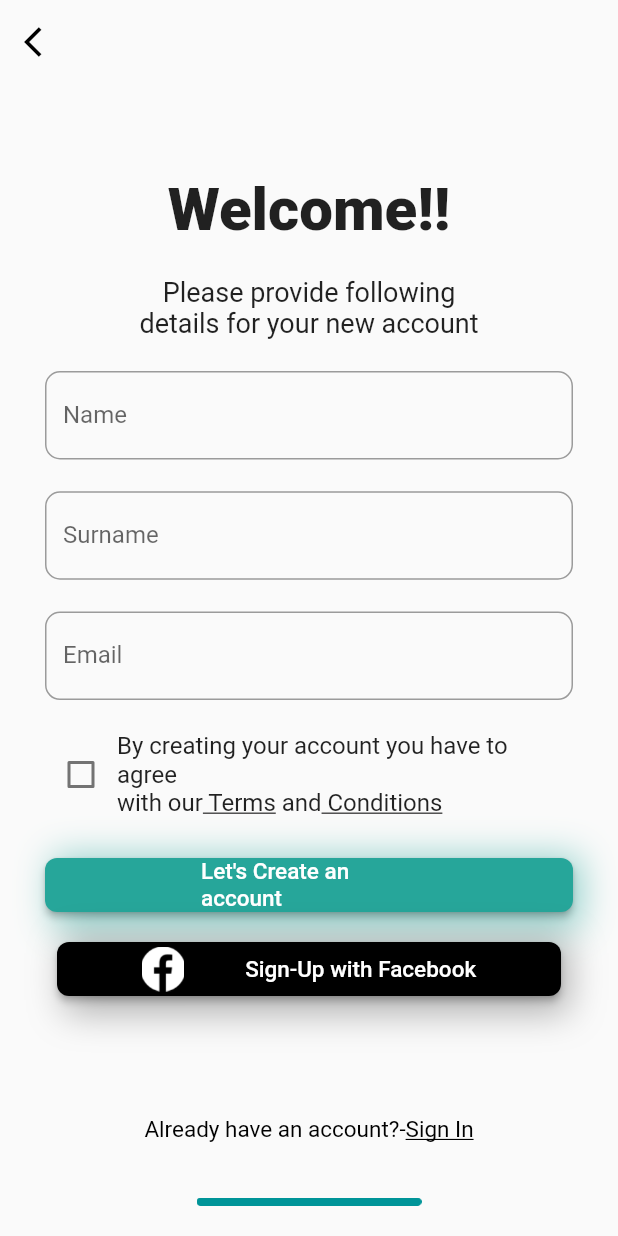
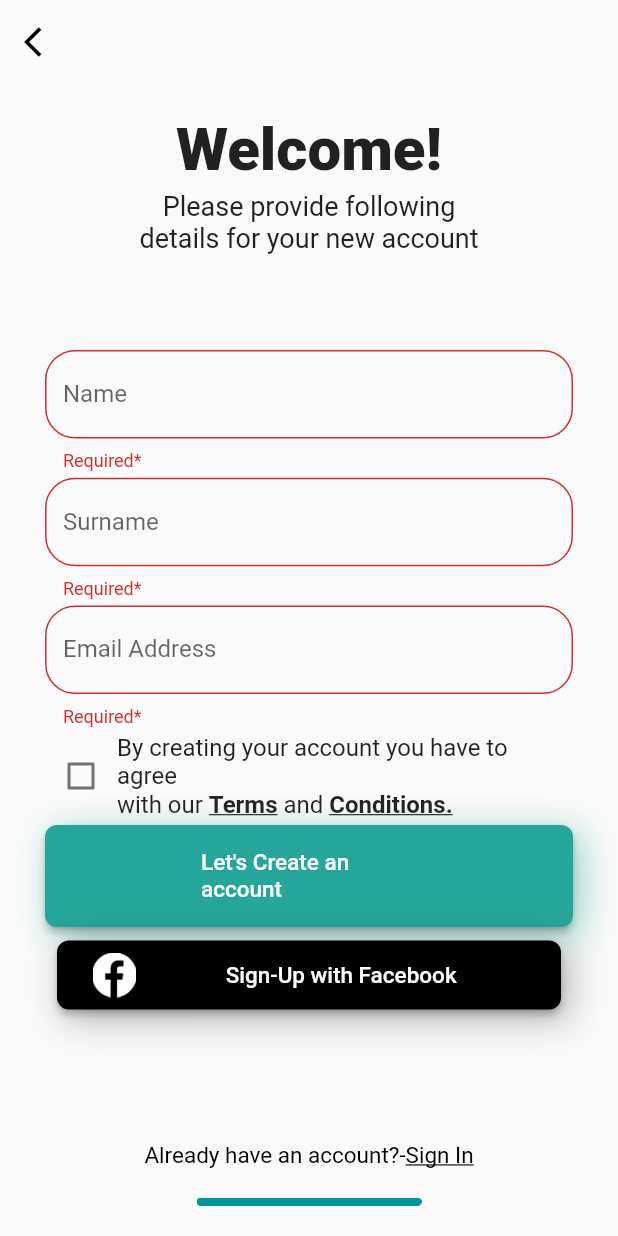
Before and after one commit to shivani-kerai/Surprisement-UI, a Flutter app: the Signup screen opened directly, on a phone screen of 412 x 824 dp. Run offline on Flutter 3.47's test engine with Material 2 defaults, Android fonts, the phone set to English and light mode, and no system bars; our stand-ins replace form_field_validator.

Commit message:
Validating with formfield validator

```diff
--- a/lib/sign-in/SignUpScreen.dart
+++ b/lib/sign-in/SignUpScreen.dart
@@ -1,6 +1,7 @@
 import 'package:Surprisement/sign-in/VarifyAccountScreen.dart';
 import 'package:Surprisement/ui/IntroScreen4.dart';
 import 'package:flutter/material.dart';
+import 'package:form_field_validator/form_field_validator.dart';
 
 class Signup extends StatefulWidget {
   @override
@@ -11,20 +12,40 @@ class _SignupState extends State<Signup> {
   bool checkBoxValue = false;
   GlobalKey<FormState> formkey = GlobalKey<FormState>();
 
-  void validate() {
+  validate() {
     if (formkey.currentState.validate() && checkBoxValue == true) {
       Navigator.push(
           context, MaterialPageRoute(builder: (context) => Varifyaccount()));
-    } else {
-      print('hello');
-    }
-  }
-
-  String fieldvalidate(value) {
-    if (value.isEmpty) {
-      return "required";
-    } else {
-      return null;
+    } else if (formkey.currentState.validate() && checkBoxValue == false) {
+      return showDialog<void>(
+          context: context,
+          barrierDismissible: false, // user must tap button!
+          builder: (BuildContext context) {
+            return AlertDialog(
+              content: Text(
+                'You have to agree with our\nterms and conditions!!!',
+                style: TextStyle(
+                    fontSize: 18.0,
+                    fontWeight: FontWeight.w400,
+                    color: Colors.white),
+              ),
+              backgroundColor: Colors.black,
+              actions: <Widget>[
+                TextButton(
+                  child: Text(
+                    'OK',
+                    style: TextStyle(
+                        fontSize: 20.0,
+                        fontWeight: FontWeight.bold,
+                        color: Colors.yellowAccent[100]),
+                  ),
+                  onPressed: () {
+                    Navigator.of(context).pop();
+                  },
+                ),
+              ],
+            );
+          });
     }
   }
 
@@ -50,53 +71,63 @@ class _SignupState extends State<Signup> {
       ),
       resizeToAvoidBottomPadding: false,
       body: Padding(
-        padding: const EdgeInsets.fromLTRB(30.0, 60.0, 30.0, 20.0),
+        padding: const EdgeInsets.fromLTRB(30.0, 20.0, 30.0, 20.0),
         child: Form(
           key: formkey,
+          // ignore: deprecated_member_use
+          autovalidate: true,
+
           child: Column(
             crossAxisAlignment: CrossAxisAlignment.center,
             mainAxisAlignment: MainAxisAlignment.spaceBetween,
             children: [
               Center(
                 child: Text(
-                  "Welcome!!",
+                  "Welcome!",
                   style: TextStyle(fontSize: 40.0, fontWeight: FontWeight.w900),
                 ),
               ),
               Center(
+                child: Padding(
+                  padding: const EdgeInsets.only(bottom: 60.0),
                   child: Text(
                     "Please provide following\ndetails for your new account",
-                  style: TextStyle(fontSize: 18.0, fontWeight: FontWeight.w400),
+                    style:
+                        TextStyle(fontSize: 18.0, fontWeight: FontWeight.w400),
                     textAlign: TextAlign.center,
+                  ),
                 ),
               ),
               TextFormField(
                 decoration: InputDecoration(
                   labelText: 'Name',
                   border: OutlineInputBorder(
-                        borderRadius: BorderRadius.circular(10.0))),
+                      borderRadius: BorderRadius.circular(20.0)),
+                ),
                 autocorrect: true,
                 textDirection: TextDirection.ltr,
-                validator: fieldvalidate,
+                validator: RequiredValidator(errorText: 'Required*'),
               ),
               TextFormField(
                 decoration: InputDecoration(
                     labelText: 'Surname',
                     border: OutlineInputBorder(
-                        borderRadius: BorderRadius.circular(10.0))),
+                        borderRadius: BorderRadius.circular(20.0))),
                 autocorrect: true,
                 textDirection: TextDirection.ltr,
-                validator: fieldvalidate,
+                validator: RequiredValidator(errorText: 'Required*'),
               ),
               TextFormField(
                   decoration: InputDecoration(
-                    labelText: 'Email',
+                      labelText: 'Email Address',
                       border: OutlineInputBorder(
-                        borderRadius: BorderRadius.circular(10.0))),
+                          borderRadius: BorderRadius.circular(20.0))),
                   autocorrect: true,
                   textDirection: TextDirection.ltr,
-                validator: fieldvalidate,
-              ),
+                  validator: MultiValidator([
+                    RequiredValidator(errorText: 'Required*'),
+                    EmailValidator(errorText: 'enter a valid email address')
+                  ])),
               Row(
                 children: [
                   Checkbox(
@@ -111,19 +142,21 @@ class _SignupState extends State<Signup> {
                   Expanded(
                       child: Text.rich(TextSpan(
                           text:
-                              "By creating your account you have to agree\nwith our",
+                              "By creating your account you have to agree\nwith our\t",
                           style: TextStyle(fontSize: 16.0),
                           children: <TextSpan>[
                         TextSpan(
-                            text: " Terms",
+                            text: "Terms",
                             style: TextStyle(
                                 fontSize: 16.0,
+                                fontWeight: FontWeight.bold,
                                 decoration: TextDecoration.underline)),
-                        TextSpan(text: " and"),
+                        TextSpan(text: "\tand\t"),
                         TextSpan(
-                            text: " Conditions",
+                            text: "Conditions.",
                             style: TextStyle(
                                 fontSize: 16.0,
+                                fontWeight: FontWeight.bold,
                                 decoration: TextDecoration.underline))
                       ]))),
                 ],
@@ -146,13 +179,15 @@ class _SignupState extends State<Signup> {
                             shape: RoundedRectangleBorder(
                                 borderRadius: BorderRadius.circular(8.0)),
                             child: Padding(
-                              padding: const EdgeInsets.only(
-                                  left: 88.0, right: 88.0),
+                              padding: const EdgeInsets.fromLTRB(
+                                  88.0, 16.0, 88.0, 16.0),
+                              child: SizedBox(
                                 child: Text("Let's Create an account",
                                     style: TextStyle(
                                       fontSize: 15.0,
                                       color: Colors.white,
                                     )),
+                              ),
                             )),
                       ),
                     ),
@@ -176,18 +211,24 @@ class _SignupState extends State<Signup> {
                           color: Colors.black,
                           shape: RoundedRectangleBorder(
                               borderRadius: BorderRadius.circular(8.0)),
+                          child: Padding(
+                            padding: const EdgeInsets.all(8.0),
                             child: Row(
-                            mainAxisAlignment: MainAxisAlignment.spaceEvenly,
                               children: [
-                              Image.asset('assets/Facebook.png', height: 30.0),
-                              Text(
+                                Image.asset('assets/Facebook.png',
+                                    height: 30.0),
+                                Padding(
+                                  padding: const EdgeInsets.only(left: 60.0),
+                                  child: Text(
                                     "Sign-Up with Facebook",
                                     style: TextStyle(
                                       fontSize: 15.0,
                                       color: Colors.white,
                                     ),
                                   ),
+                                ),
                               ],
+                            ),
                           )),
                     ),
                   ),
@@ -195,7 +236,7 @@ class _SignupState extends State<Signup> {
               ),
               Center(
                   child: Padding(
-                padding: const EdgeInsets.only(top: 30.0),
+                padding: const EdgeInsets.only(top: 60.0),
                 child: TextButton(
                   onPressed: () {},
                   child: Text.rich(
--- a/pubspec.yaml
+++ b/pubspec.yaml
@@ -23,6 +23,7 @@ environment:
 dependencies:
   flutter:
     sdk: flutter
+  form_field_validator: ^1.0.1
 
 
   # The following adds the Cupertino Icons font to your application.
```
Also changed, not shown: pubspec.lock. Lines whose indentation alone changed are shown as unchanged.
